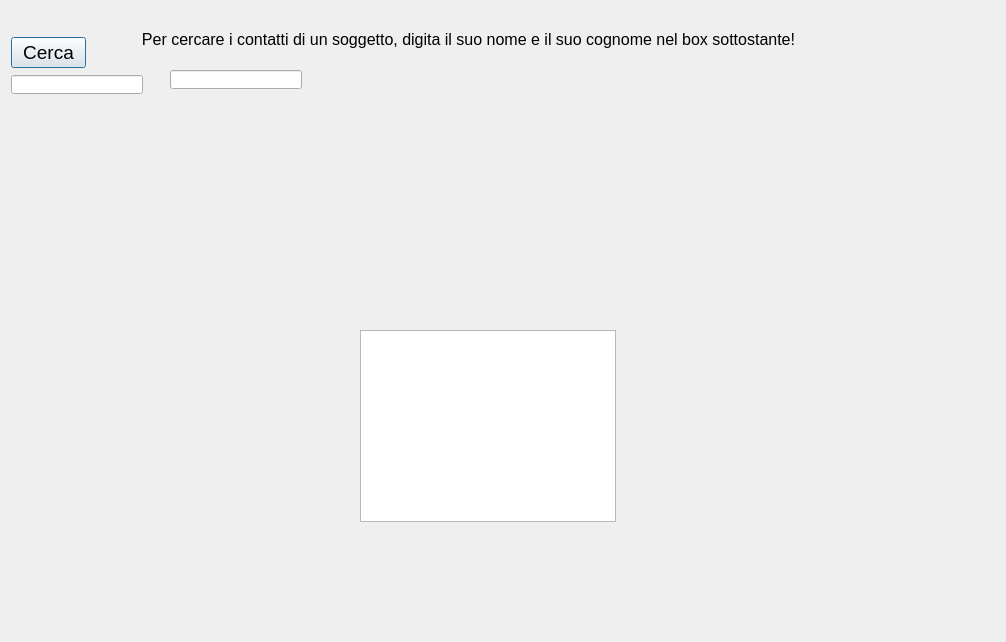
This is c++/menu/menu_project/ricerca.ui in alessan10/c19-1 as Qt 5 draws it before an edit. The edited form follows.
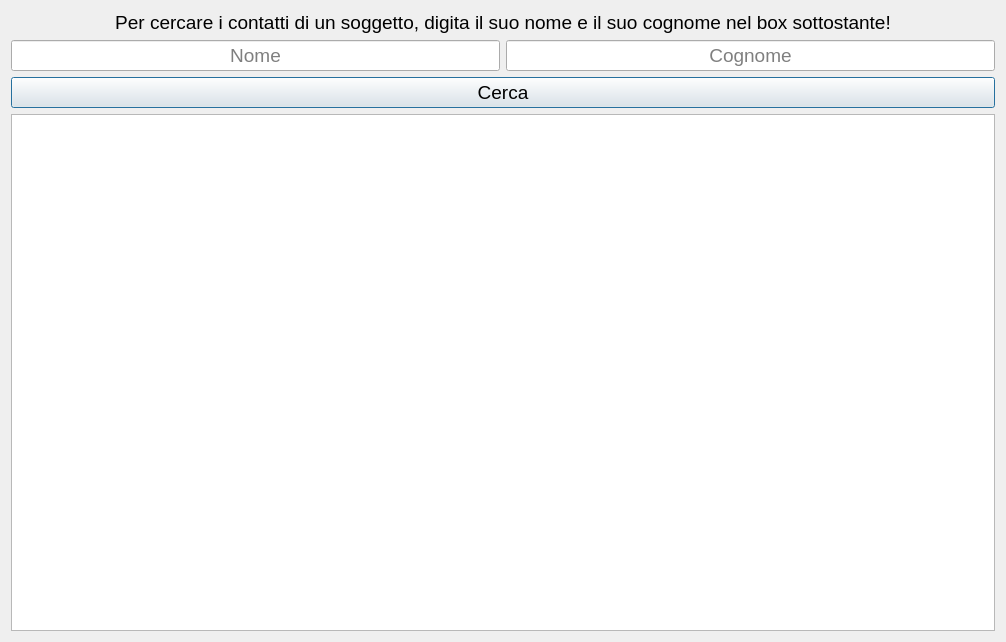
This is the edited form.

Commit message: sistemare get ricerca contatti

The edit to the form file:
```diff
--- a/c++/menu/menu_project/ricerca.ui
+++ b/c++/menu/menu_project/ricerca.ui
@@ -13,45 +13,73 @@
   <property name="windowTitle">
    <string>Dialog</string>
   </property>
+  <layout class="QVBoxLayout" name="verticalLayout_2">
+   <item>
   <widget class="QLabel" name="label">
-   <property name="geometry">
-    <rect>
-     <x>140</x>
-     <y>30</y>
-     <width>657</width>
-     <height>19</height>
-    </rect>
-   </property>
    <property name="sizePolicy">
-    <sizepolicy hsizetype="Fixed" vsizetype="Fixed">
+      <sizepolicy hsizetype="Minimum" vsizetype="Fixed">
      <horstretch>0</horstretch>
      <verstretch>0</verstretch>
     </sizepolicy>
    </property>
    <property name="font">
     <font>
-     <pointsize>12</pointsize>
-    </font>
-   </property>
+       <pointsize>14</pointsize>
+      </font>
+     </property>
+     <property name="layoutDirection">
+      <enum>Qt::LeftToRight</enum>
+     </property>
    <property name="text">
     <string>Per cercare i contatti di un soggetto, digita il suo nome e il suo cognome nel box sottostante!</string>
    </property>
+     <property name="textFormat">
+      <enum>Qt::AutoText</enum>
+     </property>
    <property name="alignment">
-    <set>Qt::AlignHCenter|Qt::AlignTop</set>
+      <set>Qt::AlignCenter</set>
    </property>
    <property name="margin">
     <number>0</number>
    </property>
   </widget>
+   </item>
+   <item>
+    <layout class="QHBoxLayout" name="horizontalLayout_2">
+     <item>
+      <widget class="QLineEdit" name="name">
+       <property name="font">
+        <font>
+         <pointsize>14</pointsize>
+        </font>
+       </property>
+       <property name="alignment">
+        <set>Qt::AlignCenter</set>
+       </property>
+       <property name="placeholderText">
+        <string>Nome</string>
+       </property>
+      </widget>
+     </item>
+     <item>
+      <widget class="QLineEdit" name="surname">
+       <property name="font">
+        <font>
+         <pointsize>14</pointsize>
+        </font>
+       </property>
+       <property name="alignment">
+        <set>Qt::AlignCenter</set>
+       </property>
+       <property name="placeholderText">
+        <string>Cognome</string>
+       </property>
+      </widget>
+     </item>
+    </layout>
+   </item>
+   <item>
   <widget class="QPushButton" name="pushButton">
-   <property name="geometry">
-    <rect>
-     <x>11</x>
-     <y>37</y>
-     <width>75</width>
-     <height>31</height>
-    </rect>
-   </property>
    <property name="font">
     <font>
      <pointsize>14</pointsize>
@@ -61,54 +89,18 @@
     <string>Cerca</string>
    </property>
   </widget>
+   </item>
+   <item>
   <widget class="QListWidget" name="listWidget">
-   <property name="geometry">
-    <rect>
-     <x>360</x>
-     <y>330</y>
-     <width>256</width>
-     <height>192</height>
-    </rect>
-   </property>
-  </widget>
-  <widget class="QLineEdit" name="lineEdit">
-   <property name="geometry">
-    <rect>
-     <x>11</x>
-     <y>75</y>
-     <width>132</width>
-     <height>19</height>
-    </rect>
-   </property>
    <property name="sizePolicy">
-    <sizepolicy hsizetype="Fixed" vsizetype="Fixed">
+      <sizepolicy hsizetype="MinimumExpanding" vsizetype="MinimumExpanding">
      <horstretch>0</horstretch>
      <verstretch>0</verstretch>
     </sizepolicy>
    </property>
   </widget>
-  <widget class="QLineEdit" name="lineEdit_2">
-   <property name="geometry">
-    <rect>
-     <x>170</x>
-     <y>70</y>
-     <width>132</width>
-     <height>19</height>
-    </rect>
-   </property>
-   <property name="sizePolicy">
-    <sizepolicy hsizetype="Preferred" vsizetype="Preferred">
-     <horstretch>0</horstretch>
-     <verstretch>0</verstretch>
-    </sizepolicy>
-   </property>
-   <property name="layoutDirection">
-    <enum>Qt::LeftToRight</enum>
-   </property>
-   <property name="alignment">
-    <set>Qt::AlignRight|Qt::AlignTrailing|Qt::AlignVCenter</set>
-   </property>
-  </widget>
+   </item>
+  </layout>
  </widget>
  <resources/>
  <connections/>
```
Lines whose indentation alone changed are shown as unchanged. The commit also changes 1 other file.
